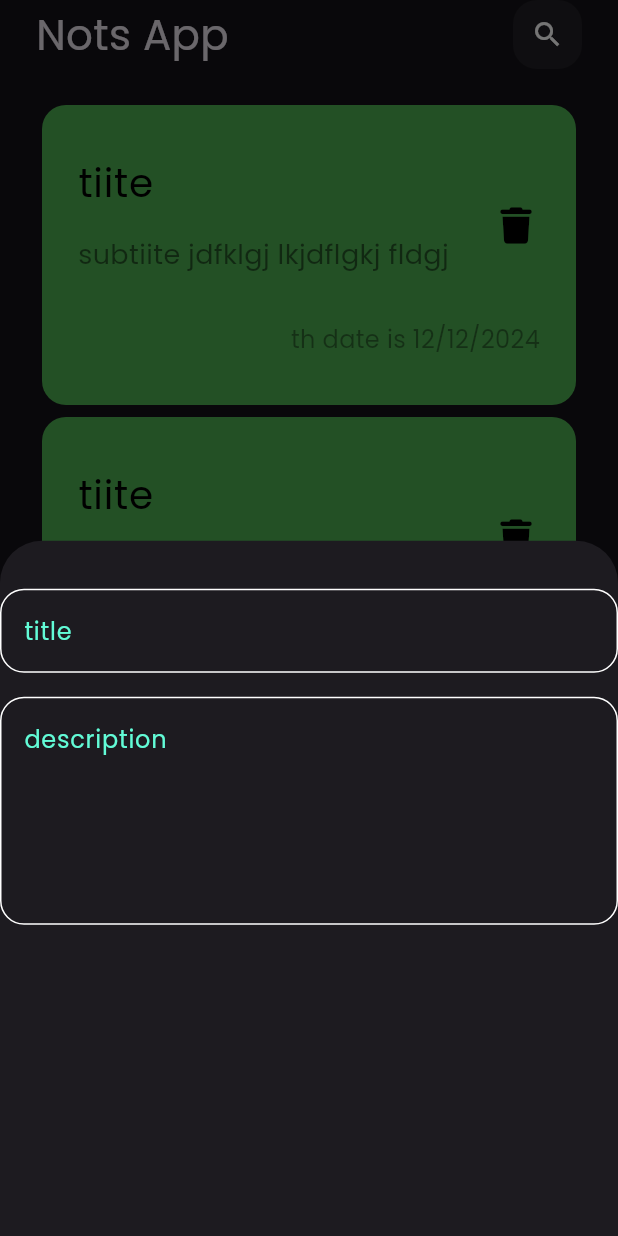
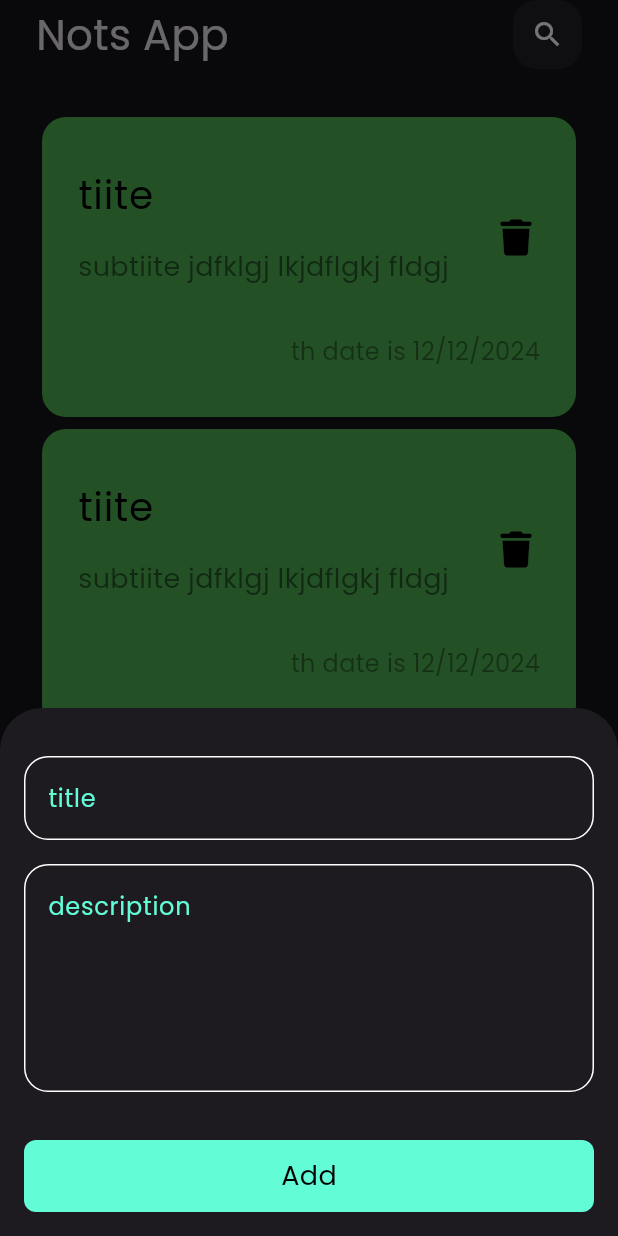
Before and after one commit to AbdullahAlsafty/Not-App, a Flutter app: the screen it shows after launch, after a tap on the "add" icon, on a phone screen of 412 x 824 dp. Run offline on Flutter 3.47's test engine with Material 3 defaults, Android fonts, the phone set to English and light mode, and no system bars; our stand-ins replace font_awesome_flutter.

Commit message:
finsh nots buton sheet

```diff
--- /dev/null
+++ b/lib/views/widgets/custom_add_buttom.dart
@@ -0,0 +1,26 @@
+import 'package:flutter/cupertino.dart';
+import 'package:flutter/material.dart';
+
+import '../../helper/constants.dart';
+
+class CustomAddButton extends StatelessWidget {
+  const CustomAddButton({super.key});
+
+  @override
+  Widget build(BuildContext context) {
+    return Container(
+      width: MediaQuery.of(context).size.width,
+      height: 48,
+      decoration: BoxDecoration(
+        color: kPrimaryColor,
+        borderRadius: BorderRadius.circular(8),
+      ),
+      child: const Center(
+        child: Text(
+          'Add',
+          style: TextStyle(color: Colors.black, fontSize: 18),
+        ),
+      ),
+    );
+  }
+}
--- a/lib/views/widgets/custom_listview_notsitems.dart
+++ b/lib/views/widgets/custom_listview_notsitems.dart
@@ -7,7 +7,9 @@ class CustomListViewNotsItems extends StatelessWidget {
 
   @override
   Widget build(BuildContext context) {
-    return ListView.builder(
+    return Padding(
+      padding: const EdgeInsets.symmetric(vertical: 8),
+      child: ListView.builder(
         itemCount: 10,
         itemBuilder: (context, index) {
           return Padding(
@@ -15,6 +17,7 @@ class CustomListViewNotsItems extends StatelessWidget {
             child: CustomNotItem(),
           );
         },
+      ),
     );
   }
 }
--- a/lib/views/widgets/showdialog_add_not.dart
+++ b/lib/views/widgets/showdialog_add_not.dart
@@ -1,6 +1,7 @@
 import 'package:flutter/material.dart';
 import 'package:flutter/widgets.dart';
 
+import 'custom_add_buttom.dart';
 import 'custom_text_filed.dart';
 
 class ShowDialogAddNot extends StatelessWidget {
@@ -8,13 +9,21 @@ class ShowDialogAddNot extends StatelessWidget {
 
   @override
   Widget build(BuildContext context) {
-    return Column(
+    return const SingleChildScrollView(
+      child: Padding(
+        padding: EdgeInsets.symmetric(horizontal: 16),
+        child: Column(
           children: [
             SizedBox(height: 32),
             CustomTextFiled(hint: 'title'),
             SizedBox(height: 16),
             CustomTextFiled(hint: 'description', maxlins: 5),
+            SizedBox(height: 32),
+            CustomAddButton(),
+            SizedBox(height: 16),
           ],
+        ),
+      ),
     );
   }
 }
```
Lines whose indentation alone changed are shown as unchanged.
